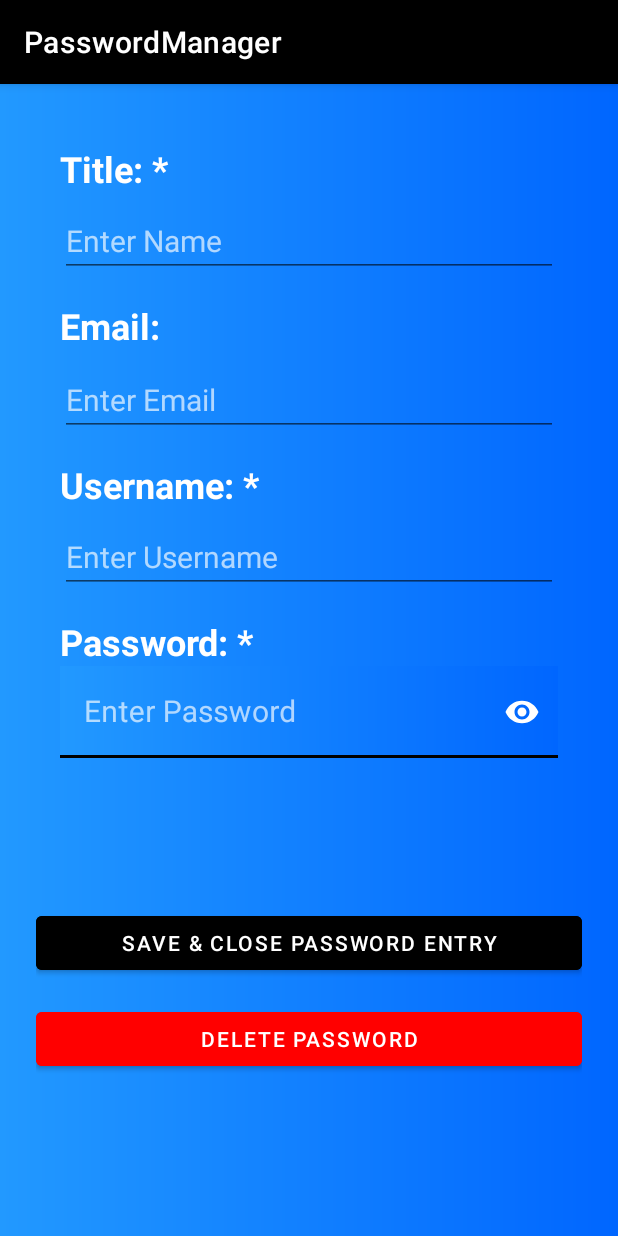
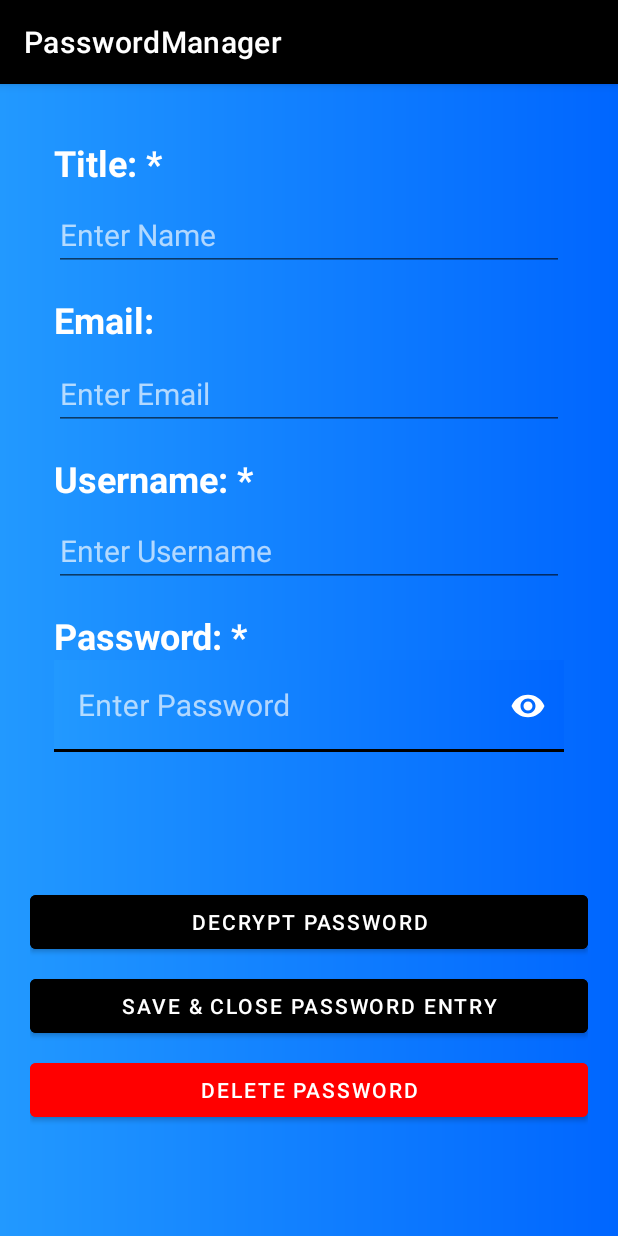
Before and after one commit to CS4750-Group-PasswordManager-App/PasswordManager, an Android app: the screen it shows after launch (MainActivity), after a tap on "New Password", on a phone screen of 412 x 824 dp. Run offline under Robolectric (Android 15) with nearby library versions, the phone set to English and light mode, and no system bars; our stand-ins replace Room's generated code; 3 statements that could not run were skipped.

Commit message:
Added Encryption/Decryption Button, will be used to decrypt the password when pressed. Not yet functional

```diff
--- a/app/src/main/res/layout/fragment_password_view.xml
+++ b/app/src/main/res/layout/fragment_password_view.xml
@@ -12,7 +12,7 @@
         android:layout_width="match_parent"
         android:layout_height="match_parent"
         android:background="@drawable/blue_gradient_background"
-        android:padding="24dp">
+        android:padding="20dp">
 
         <!--Title, username and password Required-->
 
@@ -196,10 +196,30 @@
             android:layout_height="wrap_content"
             android:orientation="vertical"
             android:gravity="bottom"
-            android:layout_marginTop="32dp"
-            android:layout_marginBottom="16dp"
+            android:layout_marginTop="8dp"
             app:layout_constraintTop_toBottomOf="@id/password_layout"
             app:layout_constraintBottom_toBottomOf="parent">
+
+
+            <TextView
+                android:id="@+id/decrypted_Password"
+                android:layout_width="match_parent"
+                android:layout_height="wrap_content"
+                android:visibility="invisible"
+                android:textAlignment="center"
+                android:layout_marginTop="4dp"
+                android:layout_marginBottom="4dp"/>
+
+
+            <Button
+                android:id="@+id/decrypt_button"
+                android:layout_width="match_parent"
+                android:layout_height="wrap_content"
+                android:backgroundTint="@color/black"
+                android:text="@string/show_decrypted_password"
+                tools:text="@string/show_decrypted_password"
+                android:layout_marginBottom="8dp"/>
+
 
             <Button
                 android:id="@+id/save_entry_button"
@@ -208,7 +228,7 @@
                 android:backgroundTint="@color/black"
                 android:text="@string/entry_save"
                 tools:text="@string/entry_save"
-                android:layout_marginBottom="16dp"/>
+                android:layout_marginBottom="8dp"/>
             <Button
                 android:id="@+id/delete_entry_button"
                 android:layout_width="match_parent"
--- a/app/src/main/res/values/strings.xml
+++ b/app/src/main/res/values/strings.xml
@@ -10,6 +10,7 @@
     <string name="password_decrypted_hint">Enter Password</string>
     <string name="entry_save">Save &amp; Close Password Entry</string>
     <string name="delete_password_entry">Delete Password</string>
+    <string name="show_decrypted_password">Decrypt Password</string>
     <string name="new_password_entry">New Password</string>
     <string name="search">Search</string>
     <string name="clear_search">Clear Search</string>
```
